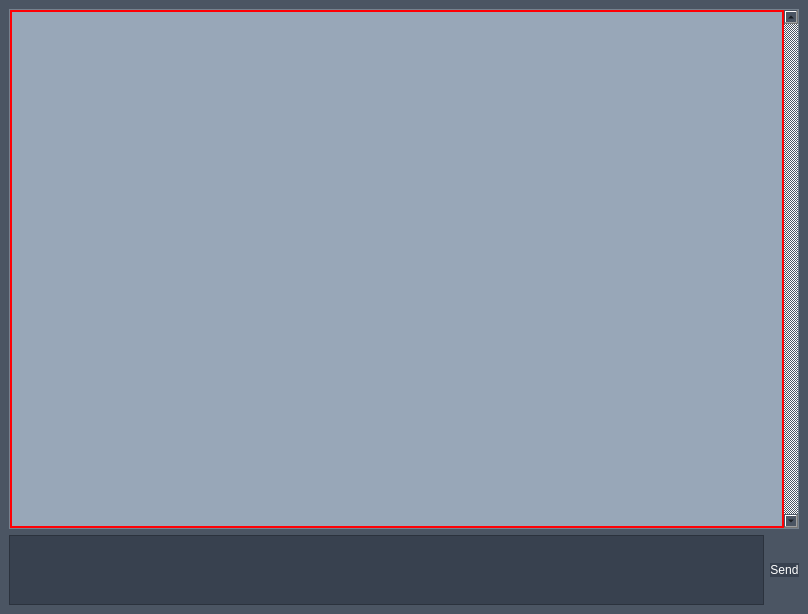
Above: client.ui from adsfasdfdsf/client before the change. Below: the same form after it.
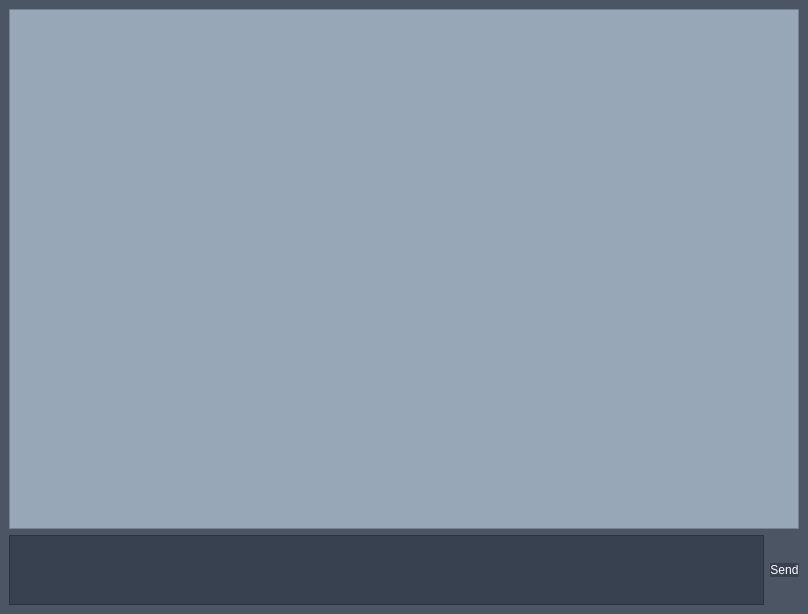
That is the form after the change.

Commit message: Client ui ready client ready

Diff of the .ui file:
```diff
--- a/client.ui
+++ b/client.ui
@@ -40,13 +40,17 @@
 }
 QWidget{
 	background-color: #98a7b8;
+	float: bottom;
 }</string>
       </property>
       <property name="lineWidth">
        <number>0</number>
       </property>
       <property name="verticalScrollBarPolicy">
-       <enum>Qt::ScrollBarAlwaysOn</enum>
+       <enum>Qt::ScrollBarAsNeeded</enum>
+      </property>
+      <property name="horizontalScrollBarPolicy">
+       <enum>Qt::ScrollBarAlwaysOff</enum>
       </property>
       <property name="sizeAdjustPolicy">
        <enum>QAbstractScrollArea::AdjustIgnored</enum>
@@ -55,15 +59,15 @@
        <bool>true</bool>
       </property>
       <property name="alignment">
-       <set>Qt::AlignRight|Qt::AlignTrailing|Qt::AlignVCenter</set>
+       <set>Qt::AlignBottom|Qt::AlignRight|Qt::AlignTrailing</set>
       </property>
       <widget class="QWidget" name="chat">
        <property name="geometry">
         <rect>
          <x>0</x>
          <y>0</y>
-         <width>774</width>
-         <height>516</height>
+         <width>788</width>
+         <height>515</height>
         </rect>
        </property>
        <property name="sizePolicy">
@@ -73,10 +77,7 @@
         </sizepolicy>
        </property>
        <property name="styleSheet">
-        <string notr="true">QWidget {
-    border: 2 solid rgb(255, 0, 4);
-}
-</string>
+        <string notr="true"/>
        </property>
        <layout class="QVBoxLayout" name="verticalLayout_2">
         <property name="spacing">
@@ -97,6 +98,19 @@
         <property name="bottomMargin">
          <number>0</number>
         </property>
+        <item>
+         <spacer name="verticalSpacer">
+          <property name="orientation">
+           <enum>Qt::Vertical</enum>
+          </property>
+          <property name="sizeHint" stdset="0">
+           <size>
+            <width>20</width>
+            <height>40</height>
+           </size>
+          </property>
+         </spacer>
+        </item>
        </layout>
       </widget>
      </widget>
```
The commit also changes 1 other file.
